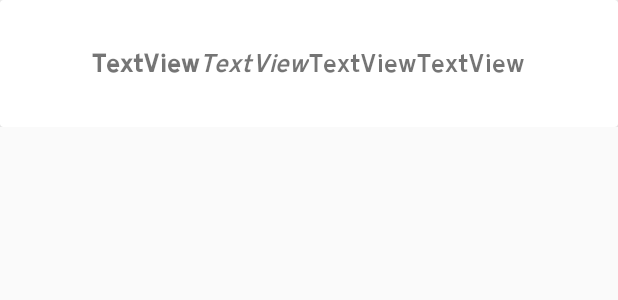
After one commit to solozano0725/picoYplaca, an Android app: the layout card_view_hh.xml on its own in the app's theme, with its tools: preview values and no code run, on a phone screen of 412 x 824 dp. The commit adds this screen. Shown: the top 300 px of the screen. Run offline under Robolectric (Android 15) with nearby library versions, the phone set to English and light mode, and no system bars.

Commit message:
Cambios listo - Faltante Historial

```diff
--- a/app/src/main/java/app/interfell/myapplication/data/db/CommonDB.java
+++ b/app/src/main/java/app/interfell/myapplication/data/db/CommonDB.java
@@ -10,7 +10,6 @@ public class CommonDB {
     public static final String HISTORY_TABLE_NAME = "HISTORY_PEAKANDPLATE";
     public static final String HISTORY_TABLE_NAME_COLUMN_ID = "ID";
     public static final String HISTORY_TABLE_NAME_COLUMN_DATE = "DATE";
-    public static final String HISTORY_TABLE_NAME_COLUMN_HOUR = "HOUR";
     public static final String HISTORY_TABLE_NAME_COLUMN_IN = "DATA_IN";
     public static final String HISTORY_TABLE_NAME_COLUMN_OUT = "DATA_OUT";
 
@@ -21,13 +20,14 @@ public class CommonDB {
     public static final String CREATE_TABLE_HISTORY = "CREATE TABLE IF NOT EXISTS "+HISTORY_TABLE_NAME+
             " ("+HISTORY_TABLE_NAME_COLUMN_ID+" INTEGER PRIMARY KEY AUTOINCREMENT NOT NULL, "
             +HISTORY_TABLE_NAME_COLUMN_DATE+" TEXT, "
-            +HISTORY_TABLE_NAME_COLUMN_HOUR+" TEXT, "
             +HISTORY_TABLE_NAME_COLUMN_IN+" TEXT, "
             +HISTORY_TABLE_NAME_COLUMN_OUT+" TEXT "+")";
 
     public static final String DROP_TABLE_PP = "DROP TABLE IF EXISTS "+PP_TABLE_NAME;
     public static final String DROP_TABLE_HISTORY = "DROP TABLE IF EXISTS "+HISTORY_TABLE_NAME;
+
     public static final String SELECT_ALL_PP = "SELECT * FROM " + PP_TABLE_NAME;
+    public static final String SELECT_ALL_HH = "SELECT * FROM " + HISTORY_TABLE_NAME;
 
     public static final String INSERT_1 = "INSERT INTO " + PP_TABLE_NAME + " ("
             + PP_TABLE_NAME_COLUMN_DAY + ", " + PP_TABLE_NAME_COLUMN_ID + ") Values ('Lunes', 1)";
--- a/app/src/main/java/app/interfell/myapplication/ui/main/MainActivity.java
+++ b/app/src/main/java/app/interfell/myapplication/ui/main/MainActivity.java
@@ -82,6 +82,7 @@ public class MainActivity extends AppCompatActivity implements MainContract.Main
         btnCalendar.setOnClickListener(v -> pullCalendarHour());
         btnGo.setOnClickListener(v -> {
             modelPresenter.isPeakAndPlate(getData());
+            modelPresenter.setHistory(getDataQuery(getData()));
             adapterRV.notifyDataSetChanged();
         });
     }
--- /dev/null
+++ b/app/src/main/res/layout/card_view_hh.xml
@@ -0,0 +1,63 @@
+<?xml version="1.0" encoding="utf-8"?>
+<LinearLayout xmlns:android="http://schemas.android.com/apk/res/android"
+    android:layout_width="match_parent"
+    android:layout_height="wrap_content"
+    android:orientation="vertical">
+
+    <androidx.cardview.widget.CardView
+        android:layout_width="match_parent"
+        android:layout_height="wrap_content">
+
+        <TableLayout
+            android:layout_width="match_parent"
+            android:layout_height="match_parent">
+
+            <TableRow
+                android:layout_width="match_parent"
+                android:layout_height="match_parent"
+                android:layout_weight="1"
+                android:gravity="center_horizontal"
+                android:padding="10dp">
+
+                <TextView
+                    android:id="@+id/txtID"
+                    android:layout_width="wrap_content"
+                    android:layout_height="wrap_content"
+                    android:gravity="center"
+                    android:lines="3"
+                    android:text="TextView"
+                    android:textSize="12sp"
+                    android:textStyle="bold" />
+
+                <TextView
+                    android:id="@+id/txtDate"
+                    android:layout_width="wrap_content"
+                    android:layout_height="wrap_content"
+                    android:gravity="center"
+                    android:lines="3"
+                    android:text="TextView"
+                    android:textSize="12sp"
+                    android:textStyle="italic" />
+
+                <TextView
+                    android:id="@+id/txtDataIn"
+                    android:layout_width="wrap_content"
+                    android:layout_height="wrap_content"
+                    android:gravity="center"
+                    android:lines="3"
+                    android:text="TextView"
+                    android:textSize="12sp" />
+
+                <TextView
+                    android:id="@+id/txtDataOut"
+                    android:layout_width="wrap_content"
+                    android:layout_height="wrap_content"
+                    android:gravity="center"
+                    android:lines="3"
+                    android:text="TextView"
+                    android:textSize="12sp" />
+            </TableRow>
+
+        </TableLayout>
+    </androidx.cardview.widget.CardView>
+</LinearLayout>
```
Also changed, not shown: app/src/main/java/app/interfell/myapplication/data/AppDbHelper.java (+46 -11 lines), app/src/main/java/app/interfell/myapplication/data/ModelPresenter.java (+37 -4 lines), app/src/main/java/app/interfell/myapplication/ui/history/HistoryContract.java (added, +20 -0 lines), app/src/main/java/app/interfell/myapplication/ui/history/HistoryFragment.java (+35 -3 lines), app/src/main/java/app/interfell/myapplication/ui/history/HistoryPresenter.java (added, +25 -0 lines), app/src/main/java/app/interfell/myapplication/ui/recyclerview/RecyclerViewAdapterHH.java (added, +69 -0 lines).
